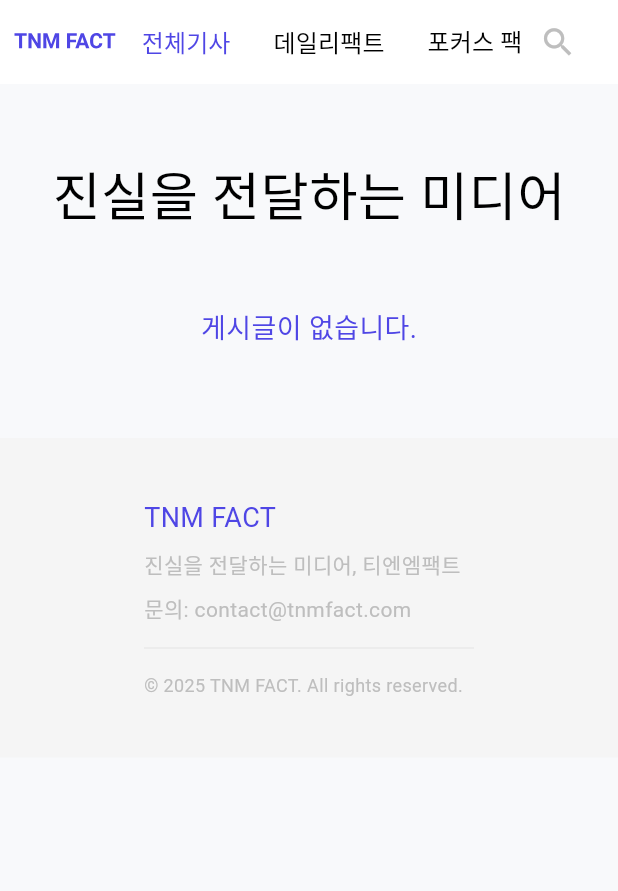
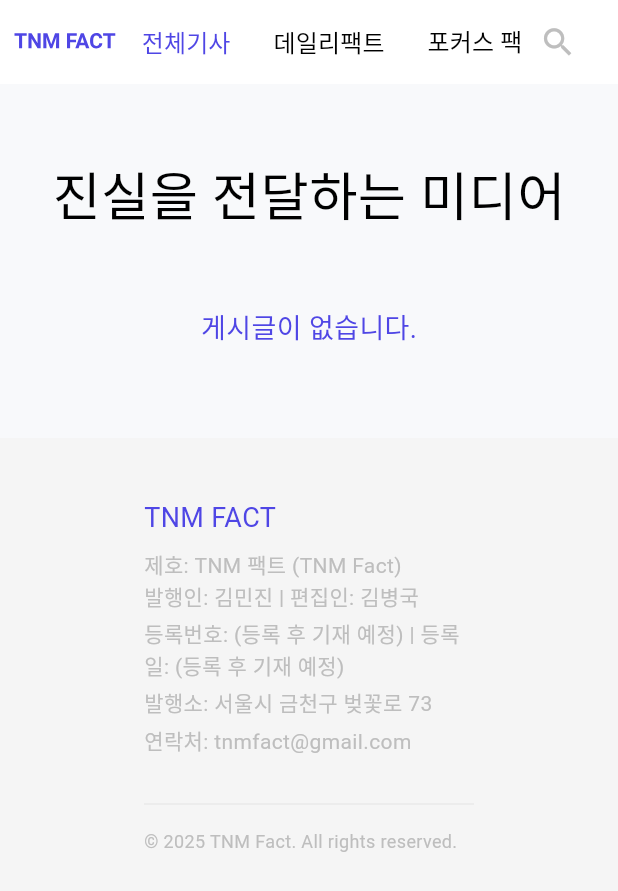
Before and after one commit to KimMinJin63/WebTNMFact, a Flutter app: the HomePage screen opened by its route, on a phone screen of 412 x 824 dp. Shown: the top 891 px of the screen. Run offline on Flutter 3.47's test engine with Material 3 defaults, Android fonts, the phone set to English and light mode, and no system bars; drawn by our look-alikes of auto_size_text; our stand-ins replace cloud_firestore, firebase_auth, firebase_core, fl_chart, flutter_screenutil, flutter_svg and 2 more; accounts and stored records are empty; Roboto replaces fonts that are missing (PretendardBold, PretendardRegular).

Commit message:
푸터 변경

```diff
--- a/lib/main.dart
+++ b/lib/main.dart
@@ -51,8 +51,8 @@ class MyApp extends StatelessWidget {
             colorScheme: ColorScheme.fromSeed(seedColor: Colors.deepPurple),
             useMaterial3: true,
           ),
-          // home: const HomePage(),
-          home: const AdminLayoutPage(),
+          home: const HomePage(),
+          // home: const AdminLayoutPage(),
           // home: const LoginPage(),
           getPages: AppPages.pages,
           // home: const HomePage(),
--- a/lib/view/page/home_page.dart
+++ b/lib/view/page/home_page.dart
@@ -870,6 +870,7 @@ class DetailView extends StatelessWidget {
 }
 
 // ✅ 하단 푸터
+// ✅ 하단 푸터
 Widget _buildFooter() {
   return Container(
     width: double.infinity,
@@ -883,19 +884,53 @@ Widget _buildFooter() {
           child: Column(
             crossAxisAlignment: CrossAxisAlignment.start,
             children: [
-              Text('TNM FACT', style: AppTextStyle.koBold18()),
+              // --- 로고 & 제호 ---
+              Text(
+                'TNM FACT',
+                style: AppTextStyle.koBold18(),
+              ),
               const SizedBox(height: 8),
-              Text('진실을 전달하는 미디어, 티엔엠팩트',
-                  style: AppTextStyle.koRegular14()
-                      .copyWith(color: AppColor.grey)),
-              const SizedBox(height: 8),
-              Text('문의: contact@tnmfact.com',
-                  style: AppTextStyle.koRegular14()
-                      .copyWith(color: AppColor.grey)),
+
+              // --- 발행 정보 ---
+              Text(
+                '제호: TNM 팩트 (TNM Fact)',
+                style: AppTextStyle.koRegular14()
+                    .copyWith(color: AppColor.grey),
+              ),
+              Text(
+                '발행인: 김민진 | 편집인: 김병국',
+                style: AppTextStyle.koRegular14()
+                    .copyWith(color: AppColor.grey),
+              ),
+              const SizedBox(height: 4),
+              Text(
+                '등록번호: (등록 후 기재 예정) | 등록일: (등록 후 기재 예정)',
+                style: AppTextStyle.koRegular14()
+                    .copyWith(color: AppColor.grey),
+              ),
+              const SizedBox(height: 4),
+              Text(
+                '발행소: 서울시 금천구 벚꽃로 73',
+                style: AppTextStyle.koRegular14()
+                    .copyWith(color: AppColor.grey),
+              ),
+              const SizedBox(height: 4),
+              Text(
+                '연락처: tnmfact@gmail.com',
+                style: AppTextStyle.koRegular14()
+                    .copyWith(color: AppColor.grey),
+              ),
+
+              // --- 구분선 ---
+              const SizedBox(height: 16),
               Divider(height: 32, color: AppColor.lightGrey),
-              Text('© 2025 TNM FACT. All rights reserved.',
-                  style: AppTextStyle.koRegular12()
-                      .copyWith(color: AppColor.grey)),
+
+              // --- 저작권 문구 ---
+              Text(
+                '© 2025 TNM Fact. All rights reserved.',
+                style: AppTextStyle.koRegular12()
+                    .copyWith(color: AppColor.grey),
+              ),
             ],
           ),
         ),
```
Also changed, not shown: pubspec.lock, 1 other file.
